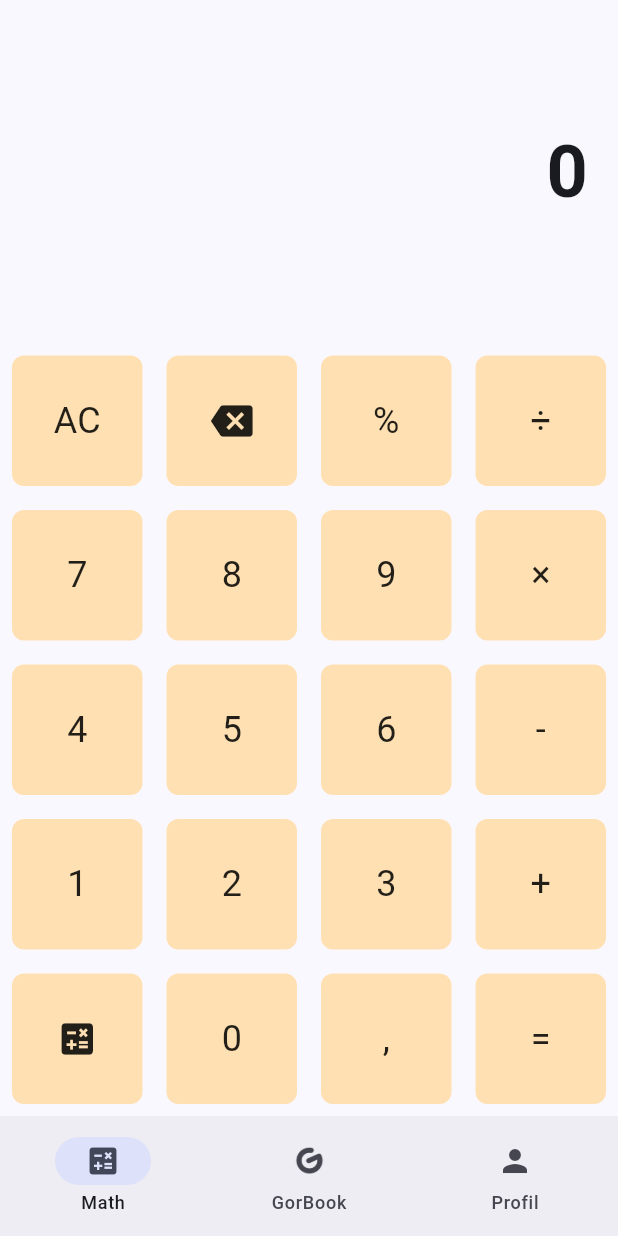
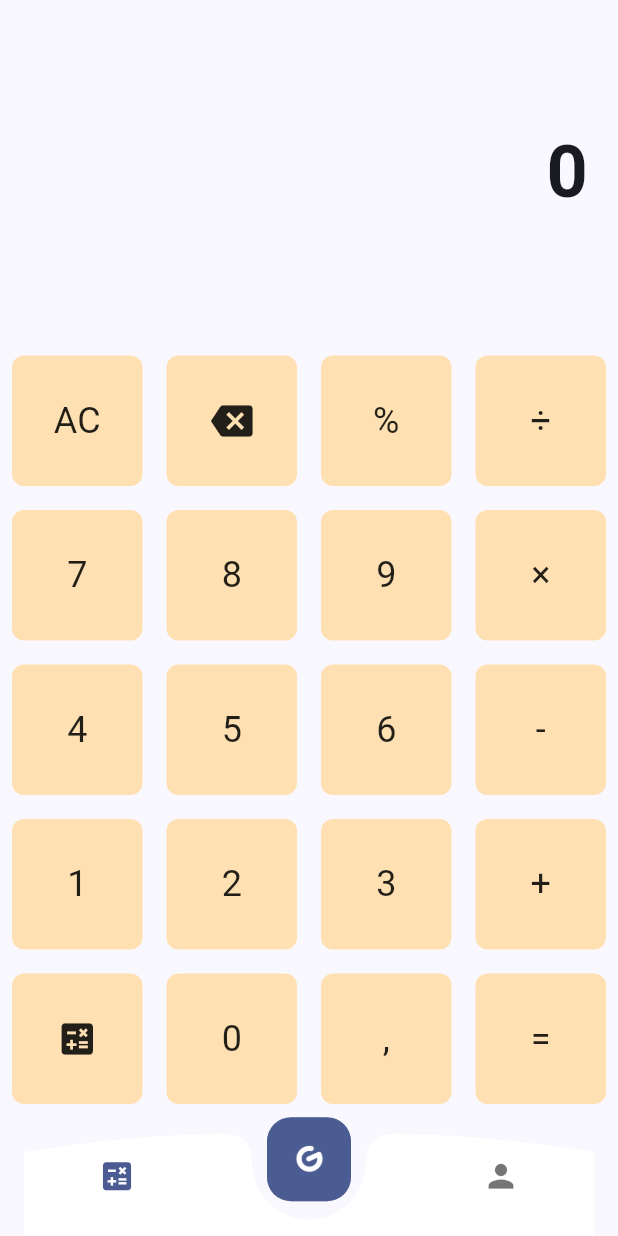
Before and after one commit to NaufalZA/GorBook, a Flutter app: the screen it shows after launch, after a tap on the "calculate" icon, on a phone screen of 412 x 824 dp. Run offline on Flutter 3.47's test engine with Material 3 defaults, Android fonts, the light colour scheme and no system bars; our stand-ins replace math_expressions, shared_preferences; accounts and stored records are empty.

Commit message:
feat(UI)

```diff
--- a/lib/main.dart
+++ b/lib/main.dart
@@ -79,29 +79,163 @@
   @override
   Widget build(BuildContext context) {
     return Scaffold(
+      extendBody: true, // Important for curved navbar
       body: _screens[_selectedIndex],
-      bottomNavigationBar: NavigationBar(
+      bottomNavigationBar: BottomNavBarCurved(
         selectedIndex: _selectedIndex,
-        onDestinationSelected: (index) {
+        onItemSelected: (index) {
           setState(() => _selectedIndex = index);
         },
-        destinations: const [
-          NavigationDestination(
-            icon: Icon(Icons.calculate),
-            label: 'Math',
+      ),
+    );
+  }
+}
+
+// Add these new classes
+class BottomNavBarCurved extends StatelessWidget {
+  final int selectedIndex;
+  final Function(int) onItemSelected;
+
+  const BottomNavBarCurved({
+    super.key,
+    required this.selectedIndex,
+    required this.onItemSelected,
+  });
+
+  @override
+  Widget build(BuildContext context) {
+    Size size = MediaQuery.of(context).size;
+    double height = 56;
+
+    final primaryColor = Theme.of(context).colorScheme.primary;
+    final secondaryColor = Colors.black54;
+    final backgroundColor = Colors.white;
+
+    return BottomAppBar(
+      color: Colors.transparent,
+      elevation: 0,
+      child: Stack(
+        children: [
+          CustomPaint(
+            size: Size(size.width, height + 6),
+            painter: BottomNavCurvePainter(backgroundColor: backgroundColor),
           ),
-          NavigationDestination(
-            icon: ImageIcon(
-              AssetImage('assets/images/icon.png'),
+          Center(
+            heightFactor: 0.6,
+            child: FloatingActionButton(
+              backgroundColor: primaryColor,
+              child: const ImageIcon(
+                AssetImage('assets/images/icon.png'),
+                color: Colors.white,
+              ),
+              elevation: 0.1,
+              onPressed: () => onItemSelected(1),
             ),
-            label: 'GorBook',
           ),
-          NavigationDestination(
-            icon: Icon(Icons.person),
-            label: 'Profil',
+          SizedBox(
+            height: height,
+            child: Row(
+              mainAxisAlignment: MainAxisAlignment.spaceAround,
+              children: [
+                NavBarIcon(
+                  text: "Math",
+                  icon: Icons.calculate,
+                  selected: selectedIndex == 0,
+                  onPressed: () => onItemSelected(0),
+                  selectedColor: primaryColor,
+                ),
+                const SizedBox(width: 56),
+                NavBarIcon(
+                  text: "Profile",
+                  icon: Icons.person,
+                  selected: selectedIndex == 2,
+                  onPressed: () => onItemSelected(2),
+                  selectedColor: primaryColor,
+                ),
+              ],
+            ),
           ),
         ],
       ),
+    );
+  }
+}
+
+class BottomNavCurvePainter extends CustomPainter {
+  final Color backgroundColor;
+  final double insetRadius;
+
+  BottomNavCurvePainter({
+    this.backgroundColor = Colors.white,
+    this.insetRadius = 38,
+  });
+
+  @override
+  void paint(Canvas canvas, Size size) {
+    Paint paint = Paint()
+      ..color = backgroundColor
+      ..style = PaintingStyle.fill;
+    Path path = Path()..moveTo(0, 12);
+
+    double insetCurveBeginnningX = size.width / 2 - insetRadius;
+    double insetCurveEndX = size.width / 2 + insetRadius;
+    double transitionToInsetCurveWidth = size.width * .05;
+
+    path.quadraticBezierTo(size.width * 0.20, 0,
+        insetCurveBeginnningX - transitionToInsetCurveWidth, 0);
+    path.quadraticBezierTo(
+        insetCurveBeginnningX, 0, insetCurveBeginnningX, insetRadius / 2);
+
+    path.arcToPoint(Offset(insetCurveEndX, insetRadius / 2),
+        radius: const Radius.circular(10.0), clockwise: false);
+
+    path.quadraticBezierTo(
+        insetCurveEndX, 0, insetCurveEndX + transitionToInsetCurveWidth, 0);
+    path.quadraticBezierTo(size.width * 0.80, 0, size.width, 12);
+    path.lineTo(size.width, size.height + 56);
+    path.lineTo(0, size.height + 56);
+
+    canvas.drawPath(path, paint);
+  }
+
+  @override
+  bool shouldRepaint(CustomPainter oldDelegate) => false;
+}
+
+class NavBarIcon extends StatelessWidget {
+  final String text;
+  final IconData icon;
+  final bool selected;
+  final Function() onPressed;
+  final Color selectedColor;
+  final Color defaultColor;
+
+  const NavBarIcon({
+    super.key,
+    required this.text,
+    required this.icon,
+    required this.selected,
+    required this.onPressed,
+    this.selectedColor = const Color(0xffFF8527),
+    this.defaultColor = Colors.black54,
+  });
+
+  @override
+  Widget build(BuildContext context) {
+    return Column(
+      mainAxisAlignment: MainAxisAlignment.center,
+      children: [
+        IconButton(
+          onPressed: onPressed,
+          splashColor: Colors.transparent,
+          highlightColor: Colors.transparent,
+          icon: Icon(
+            icon,
+            size: 25,
+            color: selected ? selectedColor : defaultColor,
+          ),
+        ),
+      ],
     );
   }
 }
```
